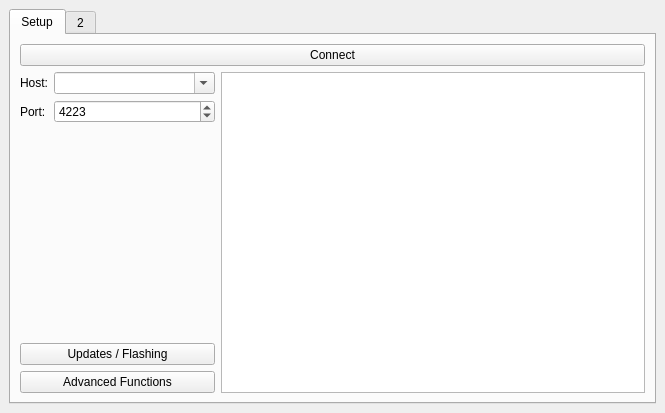
First picture: the form in src/brickv/ui/brickv.ui, repository Tinkerforge/brickv, before the edit.
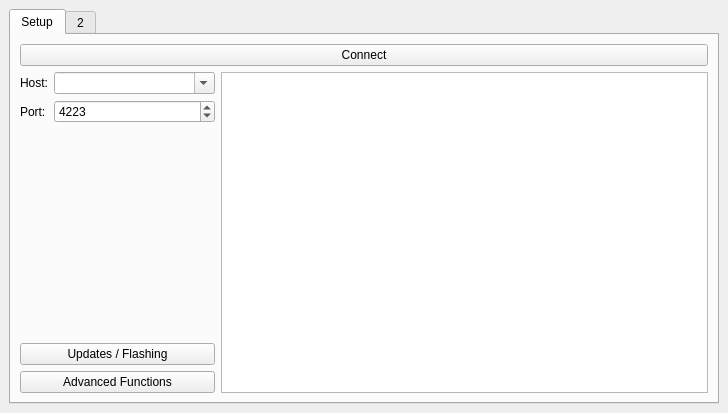
Second picture: the form after the edit.

Commit message: Increase UI width to fit better on Mac OS X

Diff of the .ui file:
```diff
--- a/src/brickv/ui/brickv.ui
+++ b/src/brickv/ui/brickv.ui
@@ -6,7 +6,7 @@
    <rect>
     <x>0</x>
     <y>0</y>
-    <width>665</width>
+    <width>728</width>
     <height>413</height>
    </rect>
   </property>
```
The commit also changes 1 other file.
